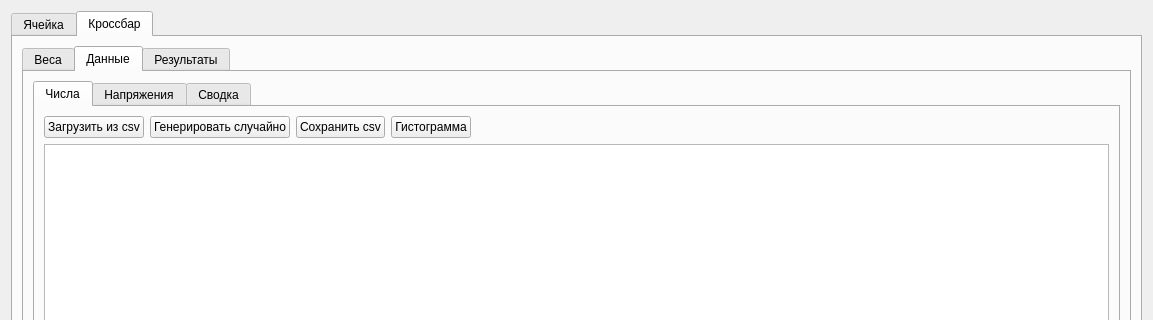
Old version of the form gui/uies/math.ui in the repository neurocomputer/MemriBoard; both pictures show x 0 to 1153 and y 0 to 320 of the 1153 by 555 pixel window.
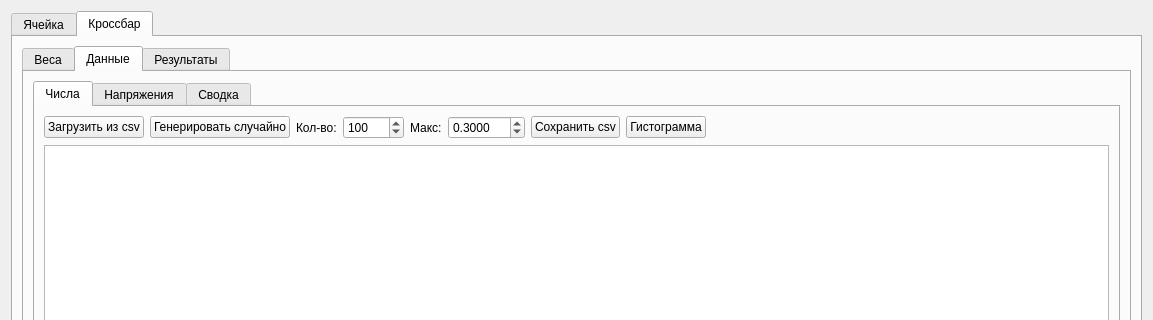
New version of the form. The open tabs and pages were chosen to show the change.

Commit message: spinboxes for random generation added

```diff
--- a/gui/uies/math.ui
+++ b/gui/uies/math.ui
@@ -497,6 +497,52 @@
                    </property>
                   </widget>
                  </item>
+                 <item>
+                  <widget class="QLabel" name="label_8">
+                   <property name="text">
+                    <string>Кол-во:</string>
+                   </property>
+                  </widget>
+                 </item>
+                 <item>
+                  <widget class="QSpinBox" name="spinbox_amount">
+                   <property name="minimum">
+                    <number>1</number>
+                   </property>
+                   <property name="maximum">
+                    <number>10000</number>
+                   </property>
+                   <property name="value">
+                    <number>100</number>
+                   </property>
+                  </widget>
+                 </item>
+                 <item>
+                  <widget class="QLabel" name="label_9">
+                   <property name="text">
+                    <string>Макс:</string>
+                   </property>
+                  </widget>
+                 </item>
+                 <item>
+                  <widget class="QDoubleSpinBox" name="spinbox_max">
+                   <property name="decimals">
+                    <number>4</number>
+                   </property>
+                   <property name="minimum">
+                    <double>0.000100000000000</double>
+                   </property>
+                   <property name="maximum">
+                    <double>255.000000000000000</double>
+                   </property>
+                   <property name="stepType">
+                    <enum>QAbstractSpinBox::AdaptiveDecimalStepType</enum>
+                   </property>
+                   <property name="value">
+                    <double>0.300000000000000</double>
+                   </property>
+                  </widget>
+                 </item>
                  <item>
                   <widget class="QPushButton" name="button_save_input_array_to_disk">
                    <property name="text">
```
Left out of the diff: 6 changed lines with no effect on the pictures. The commit also changes 1 other file.
